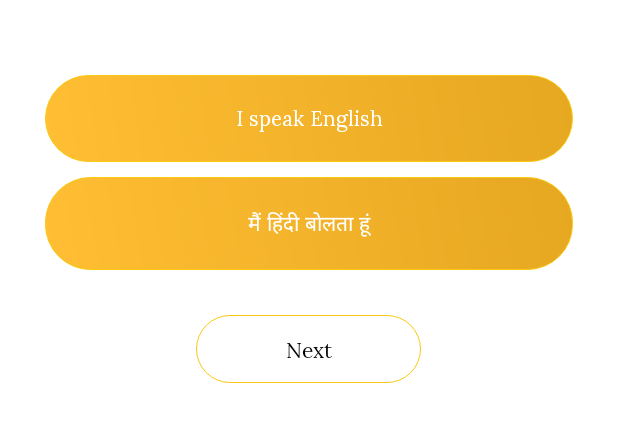
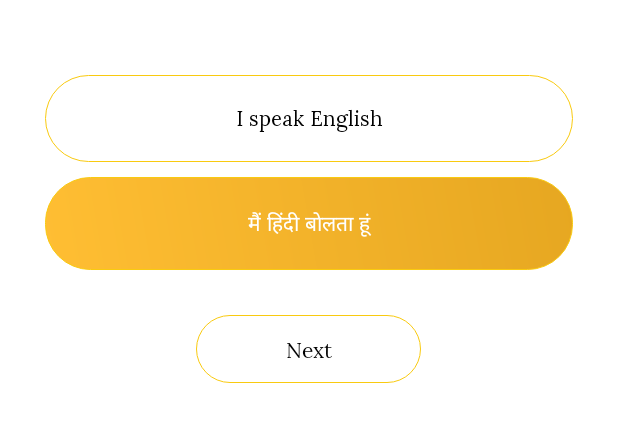
Before and after one commit to ankurmaster/PtaHaiLatest, an Android app: the screen it shows after launch (LanguageSelectorActivity), after a tap on "मैं हिंदी बोलता हूं", on a phone screen of 412 x 824 dp, the part 165-607 px from its top. Run offline under Robolectric (Android 15) with nearby library versions, the phone set to English and light mode, and no system bars; libraries missing offline, so code that uses them is left out: info.guardianproject.netcipher; pictures from the network do not load; 1 other tap on this screen came first.

Commit message:
language toggle button added

```diff
--- a/app/src/main/java/patahai/digitopper/com/ptahailatestdesign/LanguageSelectorActivity.java
+++ b/app/src/main/java/patahai/digitopper/com/ptahailatestdesign/LanguageSelectorActivity.java
@@ -9,11 +9,15 @@ import android.support.v7.app.AppCompatActivity;
 import android.view.View;
 import android.view.WindowManager;
 import android.widget.TextView;
+import android.widget.Toast;
 
-public class LanguageSelectorActivity extends AppCompatActivity {
+public class LanguageSelectorActivity extends AppCompatActivity implements View.OnClickListener {
 
 
     public static boolean isEnglish = true;
+    private TextView tv_english;
+    private TextView tv_hindi;
+    private TextView Next;
 
     @Override
     protected void onCreate(@Nullable Bundle savedInstanceState) {
@@ -22,47 +26,103 @@ public class LanguageSelectorActivity extends AppCompatActivity {
 
         getWindow().setFlags(WindowManager.LayoutParams.FLAG_FULLSCREEN, WindowManager.LayoutParams.FLAG_FULLSCREEN);
 
-        findViewById(R.id.tv_english).setOnClickListener(new View.OnClickListener() {
+        initViews();
+
+    }
+
+    private void initViews() {
+
+        tv_english = findViewById(R.id.tv_english);
+        tv_hindi = findViewById(R.id.tv_hindi);
+        Next = findViewById(R.id.Next);
+
+        tv_english.setOnClickListener(this);
+        tv_hindi.setOnClickListener(this);
+        Next.setOnClickListener(this);
+    }
+
     @Override
     public void onClick(View v) {
 
+        switch (v.getId()){
+
+            case R.id.tv_english:
+
                 isEnglish = true;
-
-                ((TextView)findViewById(R.id.tv_english)).setTextColor(Color.parseColor("#ffffff"));
 
                 if (Build.VERSION.SDK_INT >= Build.VERSION_CODES.JELLY_BEAN) {
 
-                    ((TextView)findViewById(R.id.tv_english)).setBackground(getResources().getDrawable(R.drawable.select_language_selected));
-                }
-            }
-        });
+                    if(tv_english.getBackground().getConstantState()==getResources().getDrawable(R.drawable.select_language_selected).getConstantState()){
 
 
-        findViewById(R.id.tv_hindi).setOnClickListener(new View.OnClickListener() {
-            @Override
-            public void onClick(View v) {
+                    }else {
+
+                        tv_english.setBackground(getResources().getDrawable(R.drawable.select_language_selected));
+                        tv_english.setTextColor(Color.parseColor("#ffffff"));
+
+                        tv_hindi.setBackground(getResources().getDrawable(R.drawable.select_language_drawable));
+                        tv_hindi.setTextColor(Color.parseColor("#000000"));
+
+
+                    }
+
+
+                }
+
+
+                break;
+
+            case R.id.tv_hindi:
 
                 isEnglish = false;
 
-                ((TextView)findViewById(R.id.tv_hindi)).setTextColor(Color.parseColor("#ffffff"));
+
 
                 if (Build.VERSION.SDK_INT >= Build.VERSION_CODES.JELLY_BEAN) {
 
-                    ((TextView)findViewById(R.id.tv_hindi)).setBackground(getResources().getDrawable(R.drawable.select_language_selected));
-                }
-            }
-        });
+                    if(tv_hindi.getBackground().getConstantState()==getResources().getDrawable(R.drawable.select_language_selected).getConstantState()){
+
+                    }else {
+
+                        tv_hindi.setBackground(getResources().getDrawable(R.drawable.select_language_selected));
+                        tv_hindi.setTextColor(Color.parseColor("#ffffff"));
+
+                        tv_english.setBackground(getResources().getDrawable(R.drawable.select_language_drawable));
+                        tv_english.setTextColor(Color.parseColor("#000000"));
 
 
-        findViewById(R.id.Next).setOnClickListener(new View.OnClickListener() {
-            @Override
-            public void onClick(View v) {
+                    }
 
-                startActivity(new Intent(LanguageSelectorActivity.this,MainActivity.class));
+
                 }
-        });
+
+
+                break;
+
+
+            case R.id.Next:
+
+                if(tv_english.getBackground().getConstantState()==getResources().getDrawable(R.drawable.select_language_selected).getConstantState()||tv_hindi.getBackground().getConstantState()==getResources().getDrawable(R.drawable.select_language_selected).getConstantState()) {
+
+                    if (Build.VERSION.SDK_INT >= Build.VERSION_CODES.JELLY_BEAN) {
+                        Next.setBackground(getResources().getDrawable(R.drawable.select_language_selected));
+                        Next.setTextColor(Color.parseColor("#ffffff"));
+                        startActivity(new Intent(LanguageSelectorActivity.this, MainActivity.class));
+                    }
 
 
 
                 }
+                else {
+
+                    Toast.makeText(this, "Please select a language to continue", Toast.LENGTH_SHORT).show();
                 }
+
+
+                break;
+
+
+        }
+
+    }
+}
--- a/app/src/main/res/layout/fragment_entertainment.xml
+++ b/app/src/main/res/layout/fragment_entertainment.xml
@@ -125,17 +125,18 @@
 
     </LinearLayout>
 
+
     <GridView
         android:id="@+id/subCatGrid"
-        android:layout_below="@id/interactions_layout"
         xmlns:android="http://schemas.android.com/apk/res/android"
+        android:layout_below="@id/explore_layout"
         android:layout_width="match_parent"
         android:layout_height="match_parent"
         android:numColumns="3"
         android:focusableInTouchMode="true"
         android:verticalSpacing="5dp"
         android:horizontalSpacing="5dp"
-        android:layout_marginTop="50dp"
+        android:paddingTop="50dp"
         android:nestedScrollingEnabled="true"
         >
     </GridView>
```
Also changed, not shown: app/src/main/java/patahai/digitopper/com/ptahailatestdesign/SlideFragment.java (+0 -106 lines). Lines whose indentation alone changed are shown as unchanged.
